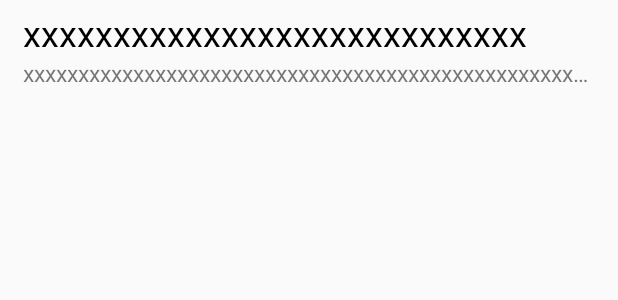
After one commit to Luo-sam/BigWhite, an Android app: the layout h_b_item.xml on its own in the app's theme, with its tools: preview values and no code run, on a phone screen of 412 x 824 dp. The commit adds this screen. Shown: the top 300 px of the screen. Run offline under Robolectric (Android 15) with nearby library versions, the light colour scheme and no system bars.

Commit message:
历史记录

```diff
--- /dev/null
+++ b/app/src/main/res/drawable/line.xml
@@ -0,0 +1,6 @@
+<?xml version="1.0" encoding="utf-8"?>
+<shape xmlns:android="http://schemas.android.com/apk/res/android"
+    android:shape="rectangle">
+    <size android:height="1dp"/>
+    <solid android:color="#DCD8D8"/>
+</shape>
--- /dev/null
+++ b/app/src/main/res/drawable/line_bot_full.xml
@@ -0,0 +1,6 @@
+<?xml version="1.0" encoding="utf-8"?>
+<inset xmlns:android="http://schemas.android.com/apk/res/android"
+    android:drawable="@drawable/line"
+    android:insetLeft="18dp"
+    android:insetRight="18dp">
+</inset>
--- a/app/src/main/res/layout/bookmark.xml
+++ b/app/src/main/res/layout/bookmark.xml
@@ -3,5 +3,4 @@
     android:orientation="vertical"
     android:layout_width="match_parent"
     android:layout_height="match_parent">
-
 </LinearLayout>
--- /dev/null
+++ b/app/src/main/res/layout/h_b_item.xml
@@ -0,0 +1,35 @@
+<?xml version="1.0" encoding="utf-8"?>
+<LinearLayout xmlns:android="http://schemas.android.com/apk/res/android"
+    xmlns:tools="http://schemas.android.com/tools"
+    android:layout_width="match_parent"
+    android:layout_height="match_parent"
+    android:orientation="vertical"
+    tools:ignore="UseCompoundDrawables">
+
+    <TextView
+        android:id="@+id/internet_name"
+        android:layout_marginStart="15dp"
+        android:layout_marginEnd="15dp"
+        android:layout_marginTop="5dp"
+        android:layout_width="wrap_content"
+        android:layout_height="wrap_content"
+        android:textSize="24sp"
+        android:maxEms="24"
+        android:maxLines="1"
+        android:ellipsize="end"
+        android:textColor="@color/black"
+        tools:text="xxxxxxxxxxxxxxxxxxxxxxxxxxxx" />
+
+    <TextView
+        android:id="@+id/internet_address"
+        android:layout_marginStart="15dp"
+        android:layout_marginEnd="15dp"
+        android:layout_marginBottom="6dp"
+        android:layout_width="wrap_content"
+        android:layout_height="wrap_content"
+        android:textSize="15sp"
+        android:maxEms="24"
+        android:maxLines="1"
+        android:ellipsize="end"
+        tools:text="xxxxxxxxxxxxxxxxxxxxxxxxxxxxxxxxxxxxxxxxxxxxxxxxxxxxxxxxxxxxxxxxxxxxxxxxxxxxxxxxx" />
+</LinearLayout>
--- a/app/src/main/res/values/strings.xml
+++ b/app/src/main/res/values/strings.xml
@@ -10,4 +10,7 @@
     <string name="history">历史记录</string>
     <string name="login">登录</string>
     <string name="exit">退出登录</string>
+    <string name="back">返回</string>
+    <string name="history_title">History</string>
+    <string name="pic">图标</string>
 </resources>
```
Also changed, not shown: app/src/main/java/com/webbrowser/bigwhite/MainActivity.java (+5 -2 lines), app/src/main/java/com/webbrowser/bigwhite/Model/SQLite/historyDao.java (added, +39 -0 lines), app/src/main/java/com/webbrowser/bigwhite/Model/SQLite/historyHelper.java (added, +31 -0 lines), app/src/main/java/com/webbrowser/bigwhite/Model/data/historyData.java (added, +31 -0 lines), app/src/main/java/com/webbrowser/bigwhite/View/adapter/historyAdapter.java (added, +38 -0 lines), app/src/main/java/com/webbrowser/bigwhite/activity/history.java (+20 -0 lines), app/src/main/res/layout/history.xml (+48 -4 lines).
